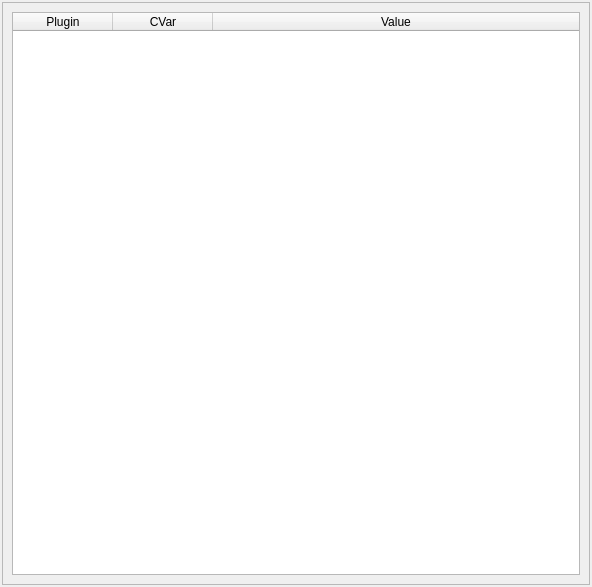
This is Projects/Inspector/CVarsWidget.ui in ezEngine/ezEngine as Qt 5 draws it before an edit. The edited form follows.
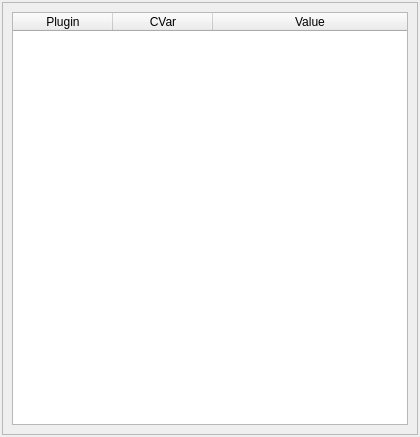
This is the edited form.

```diff
--- a/Projects/Inspector/CVarsWidget.ui
+++ b/Projects/Inspector/CVarsWidget.ui
@@ -6,14 +6,14 @@
    <rect>
     <x>0</x>
     <y>0</y>
-    <width>592</width>
-    <height>587</height>
+    <width>420</width>
+    <height>437</height>
    </rect>
   </property>
   <property name="minimumSize">
    <size>
-    <width>408</width>
-    <height>318</height>
+    <width>200</width>
+    <height>200</height>
    </size>
   </property>
   <property name="sizeIncrement">
```
Left out of the diff: 11 changed lines with no effect on the pictures.
